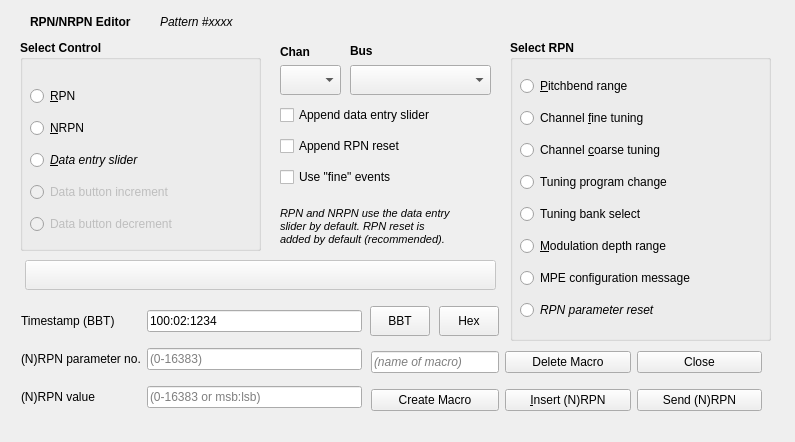
This is seq_qt5/src/gui/qrpnframe.ui in ahlstromcj/seq66 as Qt 5 draws it before an edit. The edited form follows.
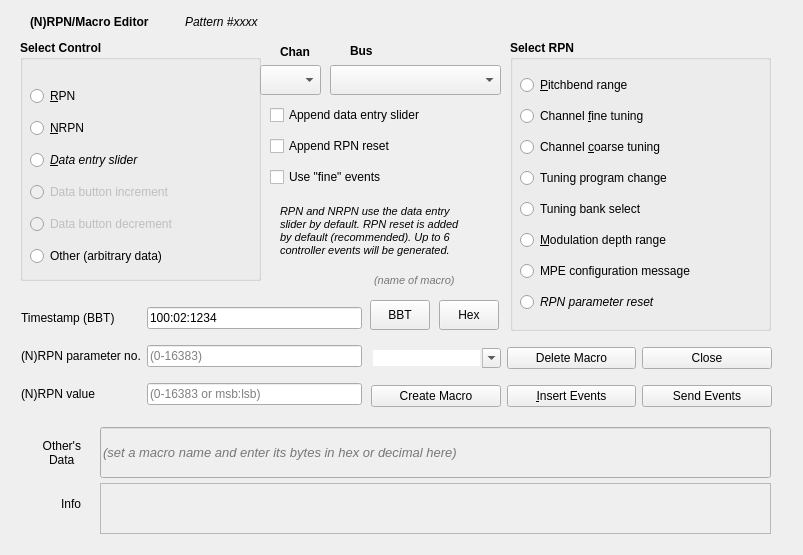
This is the edited form.

Commit message: Added editing of arbitrary macros to the RPN dialog.

The edit to the form file:
```diff
--- a/seq_qt5/src/gui/qrpnframe.ui
+++ b/seq_qt5/src/gui/qrpnframe.ui
@@ -2,12 +2,15 @@
 <ui version="4.0">
  <class>qrpnframe</class>
  <widget class="QFrame" name="qrpnframe">
+  <property name="enabled">
+   <bool>true</bool>
+  </property>
   <property name="geometry">
    <rect>
     <x>0</x>
     <y>0</y>
-    <width>795</width>
-    <height>442</height>
+    <width>803</width>
+    <height>555</height>
    </rect>
   </property>
   <property name="windowTitle">
@@ -19,7 +22,7 @@
      <x>20</x>
      <y>40</y>
      <width>241</width>
-     <height>211</height>
+     <height>241</height>
     </rect>
    </property>
    <property name="font">
@@ -36,7 +39,7 @@
       <x>10</x>
       <y>40</y>
       <width>221</width>
-      <height>161</height>
+      <height>194</height>
      </rect>
     </property>
     <layout class="QVBoxLayout" name="verticalLayout_2">
@@ -107,6 +110,22 @@
        </property>
       </widget>
      </item>
+     <item>
+      <widget class="QRadioButton" name="radio_button_other">
+       <property name="font">
+        <font>
+         <bold>false</bold>
+        </font>
+       </property>
+       <property name="toolTip">
+        <string>Allows for entry of arbitrary bytes, such
+as System Exclusive for a MIDI device.</string>
+       </property>
+       <property name="text">
+        <string>Other (arbitrary data)</string>
+       </property>
+      </widget>
+     </item>
     </layout>
    </widget>
   </widget>
@@ -116,7 +135,7 @@
      <x>510</x>
      <y>40</y>
      <width>261</width>
-     <height>301</height>
+     <height>291</height>
     </rect>
    </property>
    <property name="font">
@@ -133,7 +152,7 @@
       <x>10</x>
       <y>30</y>
       <width>248</width>
-      <height>260</height>
+      <height>251</height>
      </rect>
     </property>
     <layout class="QVBoxLayout" name="verticalLayout">
@@ -240,7 +259,7 @@
   <widget class="QComboBox" name="combo_box_channel">
    <property name="geometry">
     <rect>
-     <x>280</x>
+     <x>260</x>
      <y>65</y>
      <width>61</width>
      <height>30</height>
@@ -275,7 +294,7 @@
     <rect>
      <x>30</x>
      <y>10</y>
-     <width>251</width>
+     <width>301</width>
      <height>24</height>
     </rect>
    </property>
@@ -288,7 +307,7 @@
        </font>
       </property>
       <property name="text">
-       <string>RPN/NRPN Editor</string>
+       <string>(N)RPN/Macro Editor</string>
       </property>
      </widget>
     </item>
@@ -313,7 +332,7 @@
    <property name="geometry">
     <rect>
      <x>280</x>
-     <y>196</y>
+     <y>200</y>
      <width>211</width>
      <height>61</height>
     </rect>
@@ -326,15 +345,16 @@
    </property>
    <property name="text">
     <string>RPN and NRPN use the data entry
-slider by default. RPN reset is
-added by default (recommended).</string>
+slider by default. RPN reset is added
+by default (recommended). Up to 6
+controller events will be generated.</string>
    </property>
   </widget>
   <widget class="QPushButton" name="button_bbt">
    <property name="geometry">
     <rect>
      <x>370</x>
-     <y>306</y>
+     <y>300</y>
      <width>60</width>
      <height>30</height>
     </rect>
@@ -351,7 +371,7 @@
    <property name="geometry">
     <rect>
      <x>21</x>
-     <y>300</y>
+     <y>297</y>
      <width>341</width>
      <height>121</height>
     </rect>
@@ -420,9 +440,9 @@
   <widget class="QWidget" name="layoutWidgetCheckBoxes">
    <property name="geometry">
     <rect>
-     <x>280</x>
+     <x>270</x>
      <y>100</y>
-     <width>212</width>
+     <width>231</width>
      <height>95</height>
     </rect>
    </property>
@@ -496,7 +516,7 @@
    <property name="geometry">
     <rect>
      <x>439</x>
-     <y>306</y>
+     <y>300</y>
      <width>60</width>
      <height>30</height>
     </rect>
@@ -508,22 +528,6 @@
     <bool>true</bool>
    </property>
   </widget>
-  <widget class="QPushButton" name="button_reserved_1">
-   <property name="enabled">
-    <bool>false</bool>
-   </property>
-   <property name="geometry">
-    <rect>
-     <x>25</x>
-     <y>260</y>
-     <width>471</width>
-     <height>30</height>
-    </rect>
-   </property>
-   <property name="text">
-    <string/>
-   </property>
-  </widget>
   <widget class="QLabel" name="label_buss">
    <property name="geometry">
     <rect>
@@ -545,9 +549,9 @@
   <widget class="QComboBox" name="combo_box_buss">
    <property name="geometry">
     <rect>
-     <x>350</x>
+     <x>330</x>
      <y>65</y>
-     <width>141</width>
+     <width>171</width>
      <height>30</height>
     </rect>
    </property>
@@ -558,44 +562,16 @@
 port can be used.</string>
    </property>
   </widget>
-  <widget class="QWidget" name="">
+  <widget class="QWidget" name="layoutWidget">
    <property name="geometry">
     <rect>
      <x>371</x>
-     <y>341</y>
-     <width>391</width>
+     <y>337</y>
+     <width>401</width>
      <height>81</height>
     </rect>
    </property>
    <layout class="QGridLayout" name="gridLayout_2">
-    <item row="0" column="0">
-     <widget class="QLineEdit" name="line_edit_rpn_macro_name">
-      <property name="maximumSize">
-       <size>
-        <width>128</width>
-        <height>16777215</height>
-       </size>
-      </property>
-      <property name="font">
-       <font>
-        <italic>true</italic>
-       </font>
-      </property>
-      <property name="toolTip">
-       <string>The name of the macro to add
-to the 'ctrl' file.</string>
-      </property>
-      <property name="text">
-       <string/>
-      </property>
-      <property name="frame">
-       <bool>true</bool>
-      </property>
-      <property name="placeholderText">
-       <string>(name of macro)</string>
-      </property>
-     </widget>
-    </item>
     <item row="0" column="1">
      <widget class="QPushButton" name="button_rpn_delete">
       <property name="enabled">
@@ -633,7 +609,7 @@
        <string>Inserts the controller events at the given timestamp.</string>
       </property>
       <property name="text">
-       <string>&amp;Insert (N)RPN</string>
+       <string>&amp;Insert Events</string>
       </property>
      </widget>
     </item>
@@ -643,12 +619,164 @@
        <bool>true</bool>
       </property>
       <property name="text">
-       <string>Send (N)RPN</string>
+       <string>Send Events</string>
+      </property>
+     </widget>
+    </item>
+    <item row="0" column="0">
+     <widget class="QComboBox" name="combo_box_macro_name">
+      <property name="toolTip">
+       <string>Select a macro or type macro name</string>
+      </property>
+      <property name="editable">
+       <bool>true</bool>
+      </property>
+      <property name="maxCount">
+       <number>256</number>
+      </property>
+      <property name="minimumContentsLength">
+       <number>0</number>
+      </property>
+      <property name="placeholderText">
+       <string>(name of macro)</string>
+      </property>
+      <property name="frame">
+       <bool>false</bool>
       </property>
      </widget>
     </item>
    </layout>
   </widget>
+  <widget class="QLineEdit" name="line_edit_other">
+   <property name="enabled">
+    <bool>false</bool>
+   </property>
+   <property name="geometry">
+    <rect>
+     <x>100</x>
+     <y>427</y>
+     <width>671</width>
+     <height>51</height>
+    </rect>
+   </property>
+   <property name="font">
+    <font>
+     <pointsize>10</pointsize>
+     <italic>true</italic>
+    </font>
+   </property>
+   <property name="maxLength">
+    <number>2048</number>
+   </property>
+   <property name="placeholderText">
+    <string>(set a macro name and enter its bytes in hex or decimal here)</string>
+   </property>
+   <property name="clearButtonEnabled">
+    <bool>true</bool>
+   </property>
+  </widget>
+  <widget class="QLabel" name="label">
+   <property name="geometry">
+    <rect>
+     <x>10</x>
+     <y>493</y>
+     <width>71</width>
+     <height>22</height>
+    </rect>
+   </property>
+   <property name="text">
+    <string>Info</string>
+   </property>
+   <property name="alignment">
+    <set>Qt::AlignmentFlag::AlignRight|Qt::AlignmentFlag::AlignTrailing|Qt::AlignmentFlag::AlignVCenter</set>
+   </property>
+  </widget>
+  <widget class="QLabel" name="label_4">
+   <property name="geometry">
+    <rect>
+     <x>10</x>
+     <y>427</y>
+     <width>71</width>
+     <height>51</height>
+    </rect>
+   </property>
+   <property name="text">
+    <string>Other's
+Data  </string>
+   </property>
+   <property name="alignment">
+    <set>Qt::AlignmentFlag::AlignRight|Qt::AlignmentFlag::AlignTrailing|Qt::AlignmentFlag::AlignVCenter</set>
+   </property>
+  </widget>
+  <widget class="QPlainTextEdit" name="plain_text_edit_msg">
+   <property name="enabled">
+    <bool>false</bool>
+   </property>
+   <property name="geometry">
+    <rect>
+     <x>100</x>
+     <y>483</y>
+     <width>671</width>
+     <height>51</height>
+    </rect>
+   </property>
+   <property name="font">
+    <font>
+     <pointsize>9</pointsize>
+     <italic>true</italic>
+     <bold>true</bold>
+     <hintingpreference>PreferDefaultHinting</hintingpreference>
+    </font>
+   </property>
+   <property name="toolTip">
+    <string>Shows error message and the current
+generated data line.</string>
+   </property>
+   <property name="readOnly">
+    <bool>true</bool>
+   </property>
+  </widget>
+  <widget class="QLineEdit" name="line_edit_rpn_macro_name">
+   <property name="enabled">
+    <bool>false</bool>
+   </property>
+   <property name="geometry">
+    <rect>
+     <x>372</x>
+     <y>270</y>
+     <width>124</width>
+     <height>21</height>
+    </rect>
+   </property>
+   <property name="maximumSize">
+    <size>
+     <width>128</width>
+     <height>16777215</height>
+    </size>
+   </property>
+   <property name="font">
+    <font>
+     <pointsize>8</pointsize>
+     <italic>true</italic>
+    </font>
+   </property>
+   <property name="toolTip">
+    <string>The name of the macro to add
+to the 'ctrl' file.</string>
+   </property>
+   <property name="text">
+    <string/>
+   </property>
+   <property name="maxLength">
+    <number>64</number>
+   </property>
+   <property name="frame">
+    <bool>false</bool>
+   </property>
+   <property name="placeholderText">
+    <string>(name of macro)</string>
+   </property>
+  </widget>
  </widget>
  <resources/>
  <connections/>
```
Left out of the diff: 53 changed lines with no effect on the pictures. The commit also changes 14 other files.
